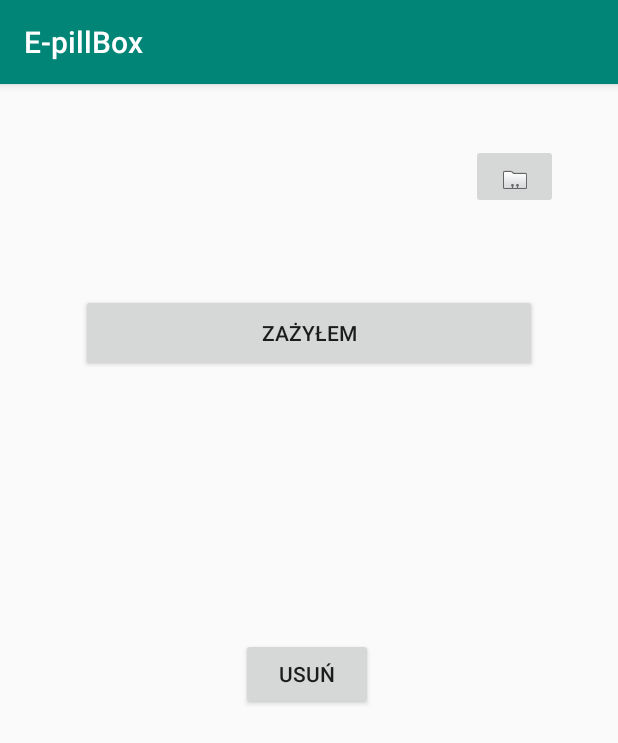
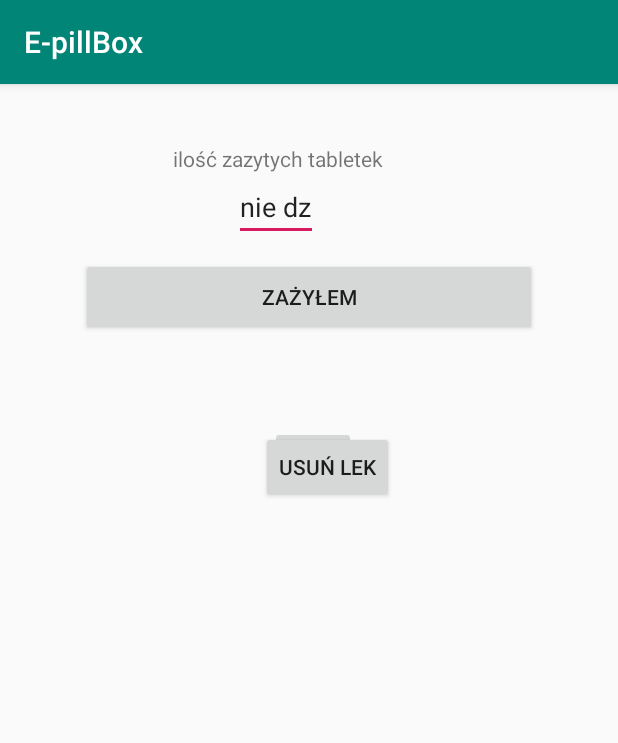
Before and after one commit to chodurDev/Projekt_29.11.2018_baza_danych_PROGRAMOWANIE_MOBILNE, an Android app: the Drug screen opened directly, with no data from a screen before it, on a phone screen of 412 x 824 dp. Shown: the top 743 px of the screen. Run offline under Robolectric (Android 15) with nearby library versions, the phone set to English and light mode, and no system bars; 1 statement that could not run was skipped.

Commit message:
proba shared preferences

```diff
--- a/app/src/main/java/com/example/kamil/e_pillbox/Drug.java
+++ b/app/src/main/java/com/example/kamil/e_pillbox/Drug.java
@@ -1,11 +1,15 @@
 package com.example.kamil.e_pillbox;
 
+import android.annotation.SuppressLint;
+import android.content.Context;
 import android.content.Intent;
+import android.content.SharedPreferences;
 import android.os.Bundle;
 import android.os.PersistableBundle;
 import android.support.v7.app.AppCompatActivity;
 import android.view.View;
 import android.widget.Button;
+import android.widget.EditText;
 import android.widget.TextView;
 import android.widget.Toast;
 
@@ -15,13 +19,21 @@ import com.example.kamil.e_pillbox.pojo.Lekarstwo;
 public class Drug extends AppCompatActivity {
 private TextView nazwaLeku;
 private Button btUsun;
+private Button btZazylem;
+private EditText etDawka;
+
+public SharedPreferences sharedPreferences;
 
 private LekarstwoDAO lekDAO;
 
+    @SuppressLint("WorldReadableFiles")
     @Override
     protected void onCreate(Bundle savedInstanceState) {
         super.onCreate(savedInstanceState);
         setContentView(R.layout.activity_drug);
+
+        sharedPreferences = getPreferences(Context.MODE_PRIVATE);
+
 
         lekDAO=new LekarstwoDAO(this);
         final Lekarstwo lek=new Lekarstwo();
@@ -33,7 +45,9 @@ private LekarstwoDAO lekDAO;
 
         nazwaLeku.setText(lekarstwo.getNazwaLeku()+" "+lekarstwo.getIloscOpakowanie());
 
-
+        btZazylem=findViewById(R.id.btZazylem);
+        etDawka=findViewById(R.id.etDawka);
+        onLoad();
 
         btUsun = findViewById(R.id.btUsun);
         btUsun.setOnClickListener(new View.OnClickListener() {
@@ -48,6 +62,11 @@ private LekarstwoDAO lekDAO;
         Toast.makeText(this,"usunieto z bazy ",Toast.LENGTH_SHORT).show();
         Intent intent= new Intent(this,MainActivity.class);
         startActivity(intent);
-        //TODO wywaołanie metody do usuwania elementu z bazy
+
+    }
+    public void onLoad(){
+
+        String string = sharedPreferences.getString("dawkaDomyslna", "nie dziala");
+        etDawka.setText(string);
     }
 }
--- a/app/src/main/java/com/example/kamil/e_pillbox/Main_Option.java
+++ b/app/src/main/java/com/example/kamil/e_pillbox/Main_Option.java
@@ -1,5 +1,6 @@
 package com.example.kamil.e_pillbox;
 
+import android.content.Context;
 import android.content.SharedPreferences;
 import android.support.v7.app.AppCompatActivity;
 import android.os.Bundle;
@@ -9,14 +10,14 @@ import android.widget.Toast;
 
 public class Main_Option extends AppCompatActivity {
     EditText texttosave;
-    SharedPreferences sharedPreferences;
+    public SharedPreferences sharedPreferences;
 
     @Override
     protected void onCreate(Bundle savedInstanceState) {
         super.onCreate(savedInstanceState);
         setContentView(R.layout.activity_main__option);
 
-        sharedPreferences = getPreferences(MODE_PRIVATE);
+        sharedPreferences = getPreferences(Context.MODE_PRIVATE);
 
         init();
     }
@@ -30,13 +31,10 @@ public class Main_Option extends AppCompatActivity {
     }
 
     public void onSave(View view) {
-        String sText = null;
-        if (android.os.Build.VERSION.SDK_INT >= android.os.Build.VERSION_CODES.M) {
-            sText = texttosave.getText().toString();
-        }
+        String sText = texttosave.getText().toString();
 
         SharedPreferences.Editor editor = sharedPreferences.edit();
-        editor.putString("texttosave", sText);
+        editor.putString("dawkaDomyslna", sText);
 
         editor.commit();
         Toast.makeText(this,"Zapisano w pamięci",Toast.LENGTH_SHORT).show();
@@ -46,7 +44,7 @@ public class Main_Option extends AppCompatActivity {
 
     public void onLoad(){
 
-        String string = sharedPreferences.getString("texttosave", "");
+        String string = sharedPreferences.getString("dawkaDomyslna", "");
         texttosave.setText(string);
     }
 }
--- a/app/src/main/res/layout/activity_drug.xml
+++ b/app/src/main/res/layout/activity_drug.xml
@@ -17,8 +17,8 @@
 
     <TextView
         android:id="@+id/drug_name"
-        android:layout_width="234dp"
-        android:layout_height="44dp"
+        android:layout_width="83dp"
+        android:layout_height="20dp"
         android:layout_marginStart="24dp"
         android:layout_marginTop="40dp"
         app:layout_constraintStart_toStartOf="parent"
@@ -26,17 +26,17 @@
 
     <ImageButton
         android:id="@+id/imageButton2"
-        android:layout_width="58dp"
-        android:layout_height="43dp"
-        android:layout_marginTop="40dp"
-        android:layout_marginEnd="40dp"
+        android:layout_width="57dp"
+        android:layout_height="48dp"
+        android:layout_marginStart="180dp"
+        android:layout_marginTop="228dp"
         android:onClick="opt_switch"
-        app:layout_constraintEnd_toEndOf="parent"
+        app:layout_constraintStart_toStartOf="parent"
         app:layout_constraintTop_toTopOf="parent"
         app:srcCompat="@android:drawable/sym_contact_card" />
 
     <Button
-        android:id="@+id/button_taken"
+        android:id="@+id/btZazylem"
         android:layout_width="304dp"
         android:layout_height="52dp"
         android:layout_marginStart="5dp"
@@ -56,13 +56,13 @@
         android:layout_marginTop="63dp"
         android:layout_marginEnd="149dp"
         android:layout_marginBottom="233dp"
-        android:text="USUŃ"
+        android:text="USUŃ LEK"
         app:layout_constraintBottom_toBottomOf="parent"
         app:layout_constraintEnd_toEndOf="parent"
-        app:layout_constraintHorizontal_bias="0.484"
+        app:layout_constraintHorizontal_bias="1.0"
         app:layout_constraintStart_toStartOf="parent"
-        app:layout_constraintTop_toBottomOf="@+id/button_taken"
-        app:layout_constraintVertical_bias="0.493" />
+        app:layout_constraintTop_toBottomOf="@+id/btZazylem"
+        app:layout_constraintVertical_bias="0.0" />
 
     <FrameLayout
         android:id="@+id/frame_layout_opt"
@@ -78,4 +78,24 @@
 
     </FrameLayout>
 
+    <TextView
+        android:id="@+id/textView4"
+        android:layout_width="wrap_content"
+        android:layout_height="wrap_content"
+        android:layout_marginStart="8dp"
+        android:layout_marginTop="40dp"
+        android:text="ilość zazytych tabletek"
+        app:layout_constraintStart_toEndOf="@+id/drug_name"
+        app:layout_constraintTop_toTopOf="parent" />
+
+    <EditText
+        android:id="@+id/etDawka"
+        android:layout_width="56dp"
+        android:layout_height="wrap_content"
+        android:layout_marginStart="156dp"
+        android:ems="10"
+        android:inputType="text"
+        app:layout_constraintStart_toStartOf="parent"
+        app:layout_constraintTop_toBottomOf="@+id/textView4" />
+
 </android.support.constraint.ConstraintLayout>
```
